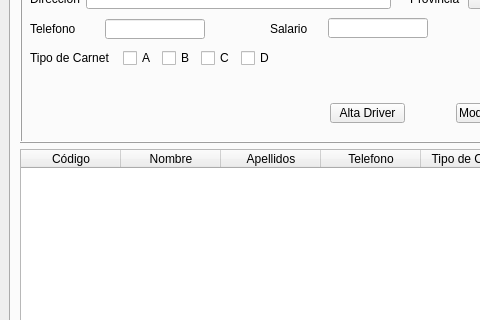
Sierrowsky/PyCharmProyects, file sierraperez/templates/MainWindow.ui: the form before one commit; both pictures show x 0 to 480 and y 199 to 519 of the 1079 by 822 pixel window.
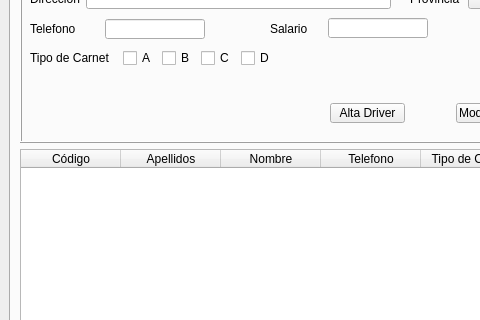
The form after the commit. Icons and pictures are not drawn.

Diff of the .ui file:
```diff
--- a/sierraperez/templates/MainWindow.ui
+++ b/sierraperez/templates/MainWindow.ui
@@ -89,12 +89,12 @@
           </column>
           <column>
            <property name="text">
-            <string>Nombre</string>
+            <string>Apellidos</string>
            </property>
           </column>
           <column>
            <property name="text">
-            <string>Apellidos</string>
+            <string>Nombre</string>
            </property>
           </column>
           <column>
```
Left out of the diff: 12 changed lines with no effect on the pictures.
